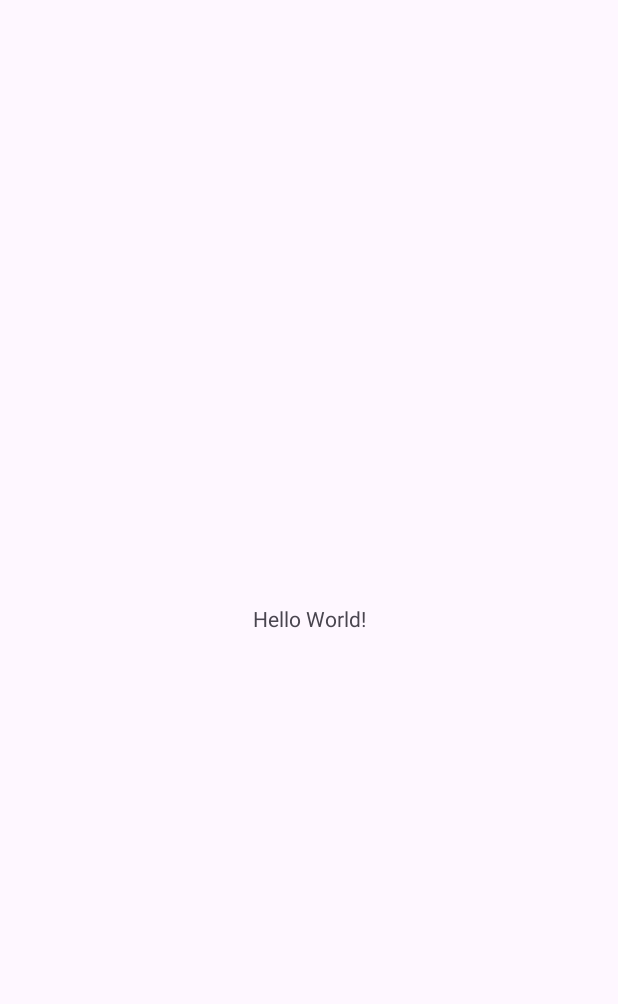
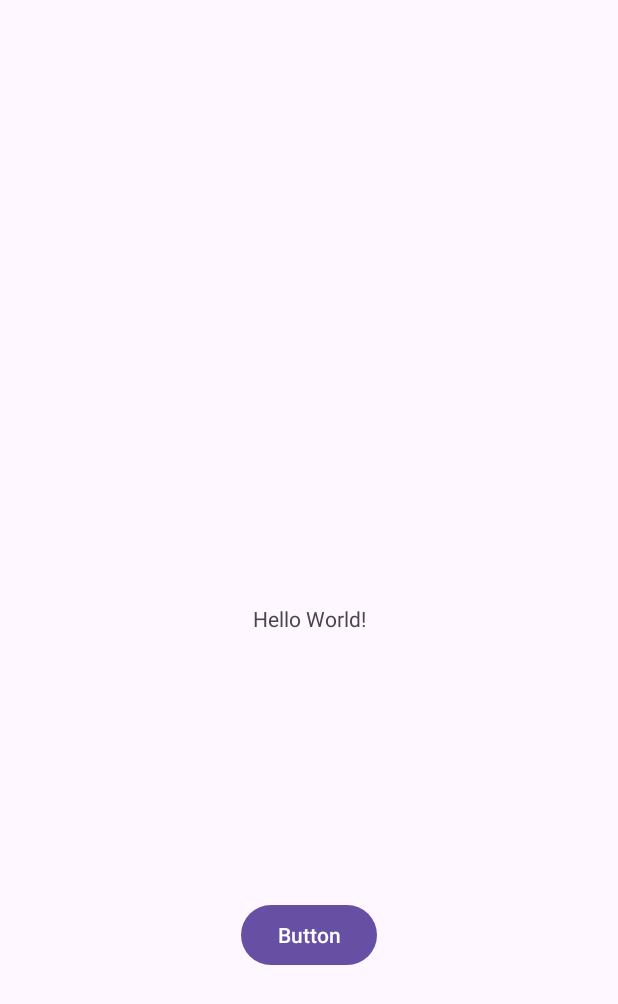
Before and after one commit to m-nem-student/MT_ukol, an Android app: the screen it shows after launch (MainActivity), on a phone screen of 412 x 824 dp. Before the commit the part shown is almost empty. Shown: the top 1004 px of the screen. Run offline under Robolectric (Android 15) with nearby library versions, the phone set to English and light mode, and no system bars; our stand-ins replace data binding.

Commit message:
Added new activity and transition between them

```diff
--- a/app/src/main/AndroidManifest.xml
+++ b/app/src/main/AndroidManifest.xml
@@ -13,7 +13,10 @@
         android:theme="@style/Theme.PlayerCount"
         tools:targetApi="31">
         <activity
-            android:name=".MainActivity"
+            android:name=".action.ActionActivity"
+            android:exported="false" />
+        <activity
+            android:name=".main.MainActivity"
             android:exported="true">
             <intent-filter>
                 <action android:name="android.intent.action.MAIN" />
--- /dev/null
+++ b/app/src/main/java/com/example/playercount/MyApplication.kt
@@ -0,0 +1,4 @@
+package com.example.playercount
+
+class MyApplication {
+}
--- a/app/src/main/java/com/example/playercount/MainActivity.kt
+++ b/app/src/main/java/com/example/playercount/action/ActionActivity.kt
@@ -1,11 +1,12 @@
-package com.example.playercount
+package com.example.playercount.action
 
 import androidx.appcompat.app.AppCompatActivity
 import android.os.Bundle
+import com.example.playercount.R
 
-class MainActivity : AppCompatActivity() {
+class ActionActivity : AppCompatActivity() {
     override fun onCreate(savedInstanceState: Bundle?) {
         super.onCreate(savedInstanceState)
-        setContentView(R.layout.activity_main)
+        setContentView(R.layout.activity_action)
     }
 }
--- /dev/null
+++ b/app/src/main/java/com/example/playercount/main/MainActivity.kt
@@ -0,0 +1,26 @@
+package com.example.playercount.main
+
+import androidx.appcompat.app.AppCompatActivity
+import android.os.Bundle
+import androidx.lifecycle.ViewModelProvider
+import com.example.playercount.databinding.ActivityMainBinding
+
+class MainActivity : AppCompatActivity() {
+
+    private lateinit var binding: ActivityMainBinding
+    private lateinit var viewModel: MainViewModel
+    override fun onCreate(savedInstanceState: Bundle?) {
+        super.onCreate(savedInstanceState)
+        //setContentView(R.layout.activity_main)
+
+        binding = ActivityMainBinding.inflate(layoutInflater)
+        setContentView(binding.root)
+
+        viewModel = ViewModelProvider(this, MainViewModelFactory(this)).get(MainViewModel::class.java)
+
+        binding.viewModel = viewModel
+        binding.lifecycleOwner = this
+
+
+    }
+}
--- /dev/null
+++ b/app/src/main/java/com/example/playercount/main/MainViewModel.kt
@@ -0,0 +1,20 @@
+package com.example.playercount.main
+
+import android.content.Context
+import android.content.Intent
+import androidx.core.content.ContextCompat.startActivity
+import androidx.lifecycle.ViewModel
+import com.example.playercount.action.ActionActivity
+
+class MainViewModel(
+    val packageContext: Context
+) : ViewModel() {
+
+
+    fun changeActivityToAction() {
+        val intent = Intent(packageContext, ActionActivity::class.java)
+        startActivity(packageContext, intent, null)
+
+    }
+
+}
--- /dev/null
+++ b/app/src/main/java/com/example/playercount/main/MainViewModelFactory.kt
@@ -0,0 +1,16 @@
+package com.example.playercount.main
+
+import android.content.Context
+import androidx.lifecycle.ViewModel
+import androidx.lifecycle.ViewModelProvider
+
+class MainViewModelFactory  (
+    private val context: Context ) : ViewModelProvider.Factory {
+
+    override fun <T : ViewModel> create(modelClass: Class<T>): T {
+        if (modelClass.isAssignableFrom(MainViewModel::class.java)) {
+            return MainViewModel(context) as T
+        }
+        throw IllegalArgumentException("Wrong ViewModel class")
+    }
+}
--- a/app/src/main/res/layout/activity_main.xml
+++ b/app/src/main/res/layout/activity_main.xml
@@ -1,12 +1,21 @@
 <?xml version="1.0" encoding="utf-8"?>
-<androidx.constraintlayout.widget.ConstraintLayout xmlns:android="http://schemas.android.com/apk/res/android"
+<layout xmlns:android="http://schemas.android.com/apk/res/android"
     xmlns:app="http://schemas.android.com/apk/res-auto"
-    xmlns:tools="http://schemas.android.com/tools"
+    xmlns:tools="http://schemas.android.com/tools">
+
+    <data>
+        <variable
+            name="viewModel"
+            type="com.example.playercount.main.MainViewModel" />
+    </data>
+
+<androidx.constraintlayout.widget.ConstraintLayout
     android:layout_width="match_parent"
     android:layout_height="match_parent"
-    tools:context=".MainActivity">
+    tools:context=".main.MainActivity">
 
     <TextView
+        android:id="@+id/textView"
         android:layout_width="wrap_content"
         android:layout_height="wrap_content"
         android:text="Hello World!"
@@ -15,4 +24,16 @@
         app:layout_constraintStart_toStartOf="parent"
         app:layout_constraintTop_toTopOf="parent" />
 
+    <Button
+        android:id="@+id/button"
+        android:layout_width="wrap_content"
+        android:layout_height="wrap_content"
+        android:text="Button"
+        android:onClick="@{ () -> viewModel.changeActivityToAction() }"
+        app:layout_constraintBottom_toBottomOf="parent"
+        app:layout_constraintEnd_toEndOf="parent"
+        app:layout_constraintStart_toStartOf="parent"
+        app:layout_constraintTop_toBottomOf="@+id/textView" />
+
 </androidx.constraintlayout.widget.ConstraintLayout>
+</layout>
```
Also changed, not shown: app/src/main/res/layout/activity_action.xml (added, +20 -0 lines).
